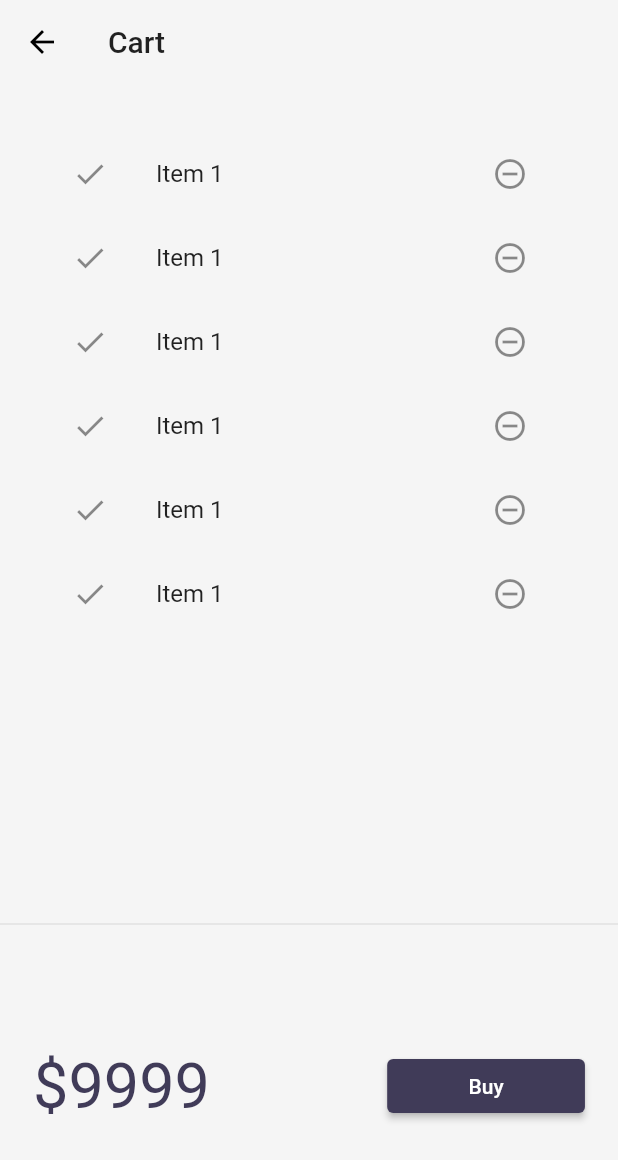
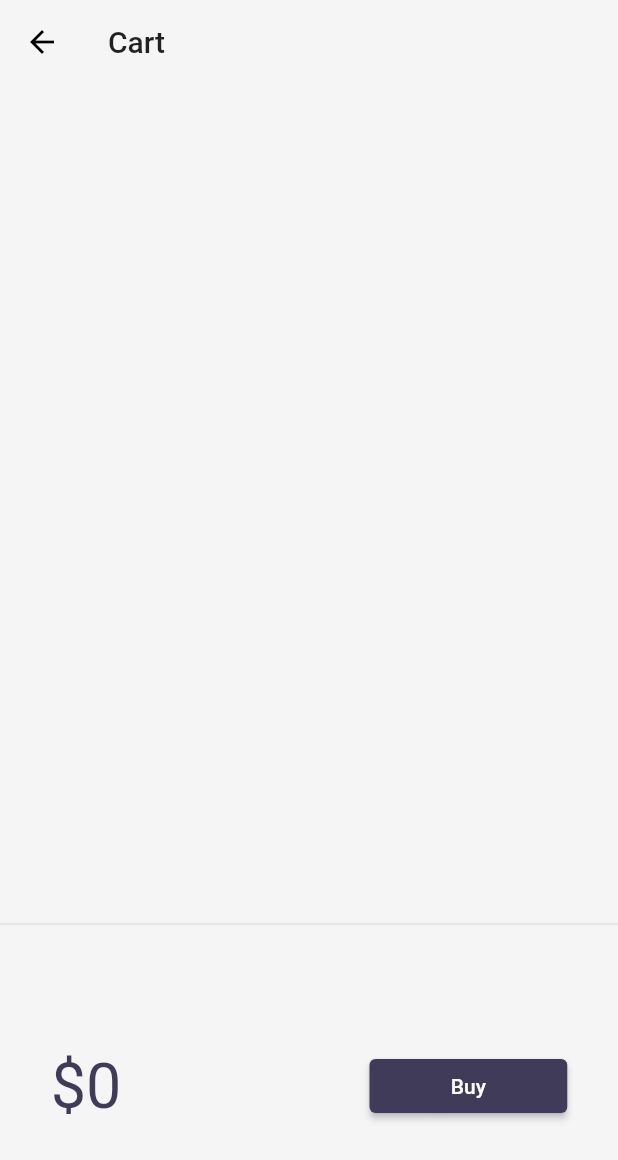
Before and after one commit to AndroidDeveloper3005/thirty-day, a Flutter app: the CartPage screen opened by its route, on a phone screen of 412 x 824 dp. Shown: the top 1160 px of the screen. Run offline on Flutter 3.47's test engine with Material 2 defaults, Android fonts, the phone set to English and light mode, and no system bars; our stand-ins replace velocity_x.

Commit message:
Day 24 - Add To Cart Functionality

```diff
--- a/lib/models/cart.dart
+++ b/lib/models/cart.dart
@@ -1,6 +1,11 @@
 import 'package:thirty_days_program/models/catalog.dart';
 
 class CartModel {
+  static final cartModel = CartModel._internal();
+   CartModel._internal();
+   factory CartModel() => cartModel;
+
+
   // catalog field
   CatalogModel _catalog = CatalogModel();
   // Collection of IDs - store Ids of each item
--- a/lib/models/catalog.dart
+++ b/lib/models/catalog.dart
@@ -1,6 +1,10 @@
 import 'dart:convert';
 
 class CatalogModel {
+  static final catalogModel = CatalogModel._internal();
+  CatalogModel._internal();
+  factory CatalogModel() => catalogModel;
+
   static List<Item> items = [];
 
     // Get Item by ID
--- a/lib/pages/cartPage.dart
+++ b/lib/pages/cartPage.dart
@@ -1,4 +1,5 @@
 import 'package:flutter/material.dart';
+import 'package:thirty_days_program/models/cart.dart';
 import 'package:velocity_x/velocity_x.dart';
 
 class CartPage extends StatelessWidget {
@@ -13,31 +14,26 @@ class CartPage extends StatelessWidget {
         title: "Cart".text.make(),
       ),
       body: Column(
-        children: [
-           _CartList().p32().expand(),
-         const Divider(),
-         _CartTotal()
-        ],
+        children: [_CartList().p32().expand(), const Divider(), _CartTotal()],
       ),
     );
   }
-
 }
-
 
 class _CartTotal extends StatelessWidget {
   @override
   Widget build(BuildContext context) {
+    final _cart = CartModel();
     return SizedBox(
       height: 200,
       child: Row(
         mainAxisAlignment: MainAxisAlignment.spaceAround,
         children: [
-          "\$9999".text.xl5.color(context.theme.accentColor).make(),
+          "\$${_cart.totalPrice}".text.xl5.color(context.theme.accentColor).make(),
           30.widthBox,
           ElevatedButton(
             onPressed: () {
-               ScaffoldMessenger.of(context).showSnackBar(SnackBar(
+              ScaffoldMessenger.of(context).showSnackBar(SnackBar(
                 content: "Buying not supported yet.".text.make(),
               ));
             },
@@ -52,24 +48,24 @@ class _CartTotal extends StatelessWidget {
   }
 }
 
-
 class _CartList extends StatefulWidget {
   @override
   __CartListState createState() => __CartListState();
 }
 
 class __CartListState extends State<_CartList> {
+  final _cart = CartModel();
   @override
   Widget build(BuildContext context) {
     return ListView.builder(
-      itemCount: 6,
+      itemCount: _cart.items.length,
       itemBuilder: (context, index) => ListTile(
         leading: const Icon(Icons.done),
         trailing: IconButton(
           icon: const Icon(Icons.remove_circle_outline),
           onPressed: () {},
         ),
-        title: "Item 1".text.make(),
+        title: _cart.items[index].name.text.make(),
       ),
     );
   }
```
Also changed, not shown: lib/widgets/home_widget/catalog_list.dart (+41 -14 lines).
